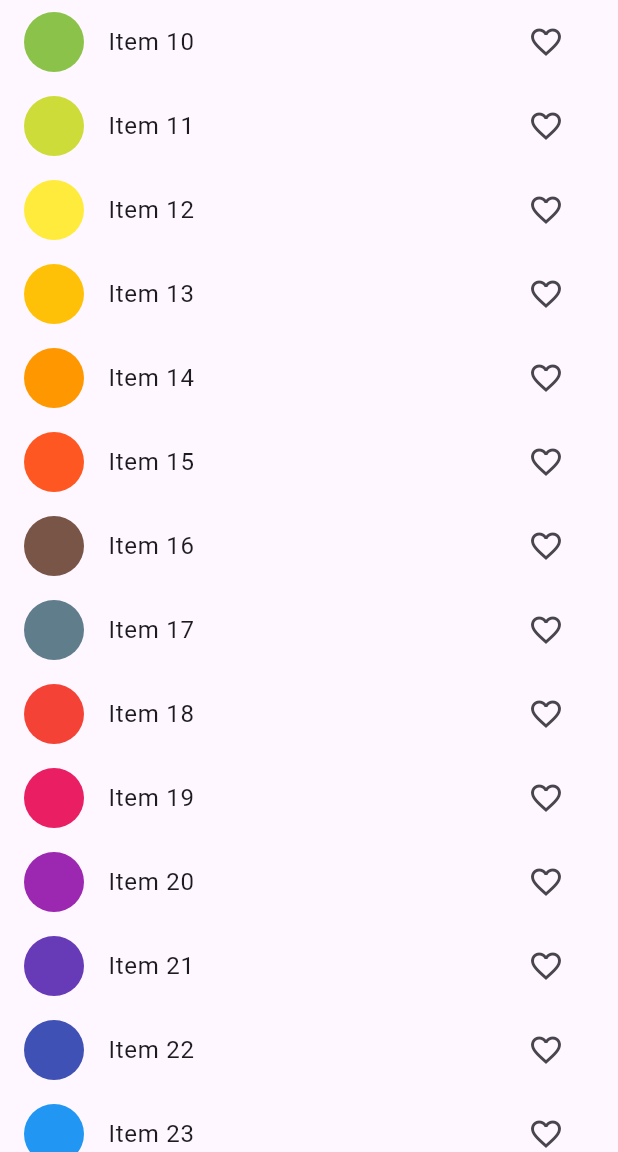
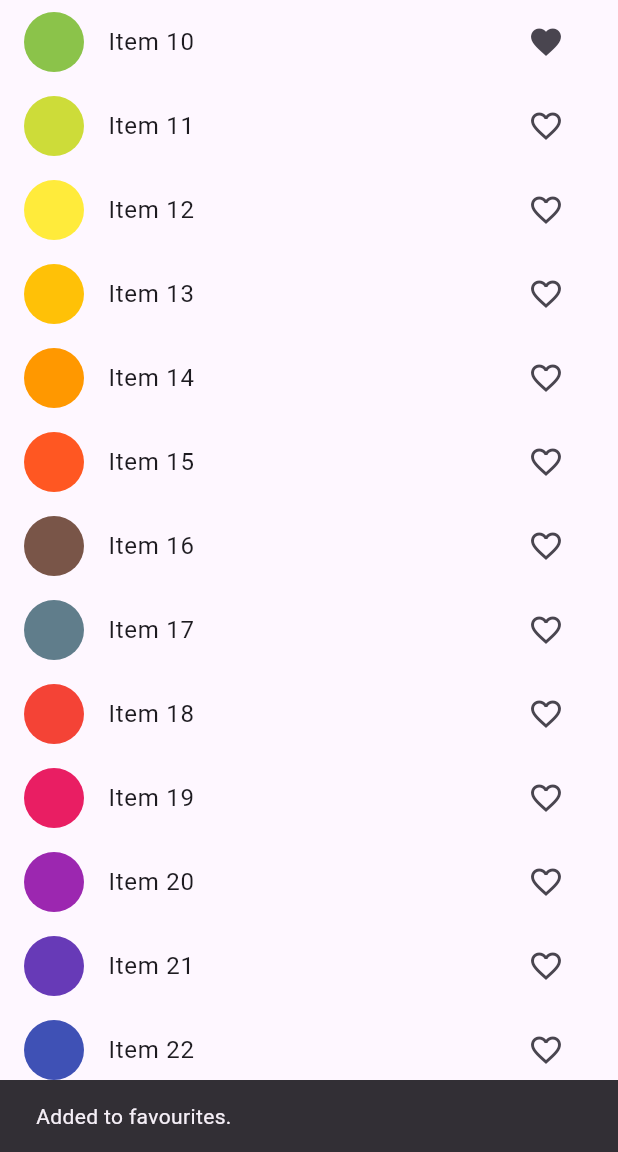
Before and after one commit to Cyrille-Dakhlia/flutter-testing-app, a Flutter app: the screen it shows after launch, scrolled down 576 dp, after a tap on the "favorite outline" icon, on a phone screen of 412 x 824 dp, the part 84-1236 px from its top. Run offline on Flutter 3.47's test engine with Material 2 defaults, Android fonts, the light colour scheme and no system bars; our stand-ins replace go_router.

Commit message:
feat: add and remove favourites using Provider

```diff
--- a/lib/main.dart
+++ b/lib/main.dart
@@ -1,5 +1,7 @@
 import 'package:flutter/material.dart';
 import 'package:go_router/go_router.dart';
+import 'package:provider/provider.dart';
+import 'package:testing_app_001/models/favourites.dart';
 import 'package:testing_app_001/screens/favourites_page.dart';
 import 'package:testing_app_001/screens/home_page.dart';
 
@@ -27,13 +29,16 @@ class TestingApp extends StatelessWidget {
 
   @override
   Widget build(BuildContext context) {
-    return MaterialApp.router(
-      title: 'Testing Sample',
-      theme: ThemeData(
-        primarySwatch: Colors.blue,
-        useMaterial3: true,
+    return ChangeNotifierProvider<Favourites>(
+      create: (context) => Favourites(),
+      child: MaterialApp.router(
+        title: 'Testing Sample',
+        theme: ThemeData(
+          primarySwatch: Colors.blue,
+          useMaterial3: true,
+        ),
+        routerConfig: _router,
       ),
-      routerConfig: _router,
     );
   }
 }
--- a/lib/screens/home_page.dart
+++ b/lib/screens/home_page.dart
@@ -1,5 +1,7 @@
 import 'package:flutter/material.dart';
 import 'package:go_router/go_router.dart';
+import 'package:provider/provider.dart';
+import 'package:testing_app_001/models/favourites.dart';
 import 'favourites_page.dart';
 
 class HomePage extends StatelessWidget {
@@ -43,14 +45,30 @@ class ItemTile extends StatelessWidget {
     return ListTile(
       title: Text(
         'Item $itemNumber',
-        key: Key('item_$itemNumber'),
       ),
       leading: CircleAvatar(
         backgroundColor: Colors.primaries[itemNumber % Colors.primaries.length],
       ),
-      trailing: IconButton(
-        onPressed: () => print('Favourite!'),
-        icon: const Icon(Icons.favorite_border),
+      trailing: Consumer<Favourites>(
+        builder: (context, value, _) => IconButton(
+          icon: Icon(!value.items.contains(itemNumber)
+              ? Icons.favorite_border
+              : Icons.favorite),
+          onPressed: () {
+            !value.items.contains(itemNumber)
+                ? value.add(itemNumber)
+                : value.remove(itemNumber);
+
+            ScaffoldMessenger.of(context).showSnackBar(
+              SnackBar(
+                content: Text(value.items.contains(itemNumber)
+                    ? 'Added to favourites.'
+                    : 'Removed from favourites.'),
+                duration: const Duration(seconds: 1),
+              ),
+            );
+          },
+        ),
       ),
     );
   }
--- a/pubspec.yaml
+++ b/pubspec.yaml
@@ -24,6 +24,7 @@ dependencies:
     sdk: flutter
   cupertino_icons: ^1.0.2
   go_router: ^7.0.0
+  provider: ^6.0.5
 
 dev_dependencies:
   flutter_test:
```
Also changed, not shown: lib/screens/favourites_page.dart (+42 -2 lines), pubspec.lock.
